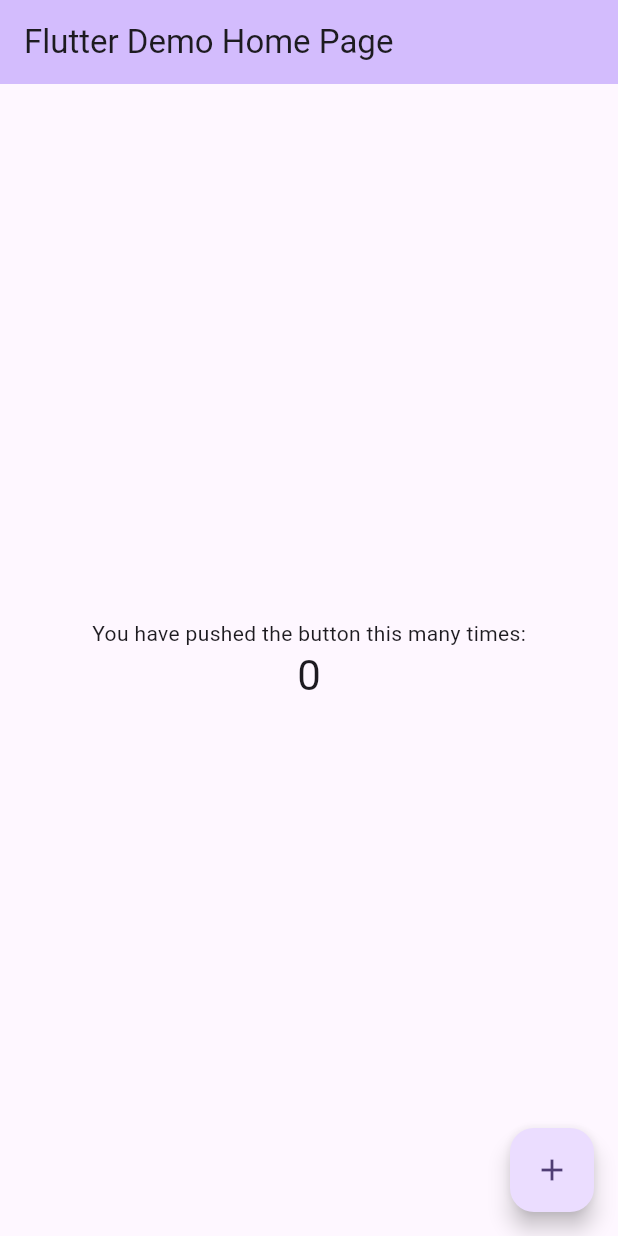
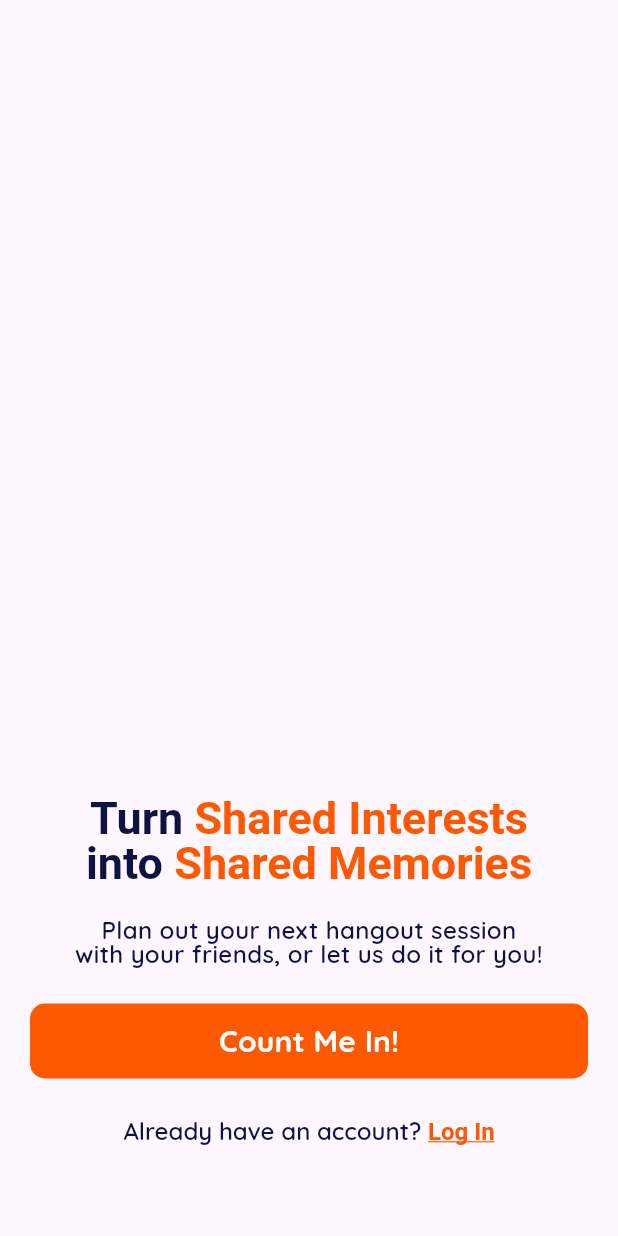
Before and after one commit to JGEPT/LechePlan, a Flutter app: the screen it shows after launch, on a phone screen of 412 x 824 dp. Run offline on Flutter 3.47's test engine with Material 3 defaults, Android fonts, the phone set to English and light mode, and no system bars; our stand-ins replace go_router.

Commit message:
added homepage, added custom button class, added colors

```diff
--- a/lecheplan/lib/main.dart
+++ b/lecheplan/lib/main.dart
@@ -1,122 +1,38 @@
 import 'package:flutter/material.dart';
+import 'package:go_router/go_router.dart';
+
+//page improrts
+import 'package:lecheplan/screens/startSetup/landingpage.dart';
 
 void main() {
-  runApp(const MyApp());
+  runApp(
+    MyApp()
+  );
 }
 
 class MyApp extends StatelessWidget {
-  const MyApp({super.key});
+  MyApp({super.key});
+
+  final GoRouter _router = GoRouter(
+    routes: [
+      //please rename home to landingpage
+      GoRoute(path: '/', builder: (context, state) => LandingPage()),
+    ],
+  );
 
   // This widget is the root of your application.
   @override
   Widget build(BuildContext context) {
-    return MaterialApp(
-      title: 'Flutter Demo',
+    return MaterialApp.router
+    (
+      title: 'BondLy',
       theme: ThemeData(
-        // This is the theme of your application.
-        //
-        // TRY THIS: Try running your application with "flutter run". You'll see
-        // the application has a purple toolbar. Then, without quitting the app,
-        // try changing the seedColor in the colorScheme below to Colors.green
-        // and then invoke "hot reload" (save your changes or press the "hot
-        // reload" button in a Flutter-supported IDE, or press "r" if you used
-        // the command line to start the app).
-        //
-        // Notice that the counter didn't reset back to zero; the application
-        // state is not lost during the reload. To reset the state, use hot
-        // restart instead.
-        //
-        // This works for code too, not just values: Most code changes can be
-        // tested with just a hot reload.
-        colorScheme: ColorScheme.fromSeed(seedColor: Colors.deepPurple),
+        fontFamily: 'Quicksand'
       ),
-      home: const MyHomePage(title: 'Flutter Demo Home Page'),
+
+      debugShowCheckedModeBanner: false,
+
+      routerConfig: _router,
     );
   }
 }
-
-class MyHomePage extends StatefulWidget {
-  const MyHomePage({super.key, required this.title});
-
-  // This widget is the home page of your application. It is stateful, meaning
-  // that it has a State object (defined below) that contains fields that affect
-  // how it looks.
-
-  // This class is the configuration for the state. It holds the values (in this
-  // case the title) provided by the parent (in this case the App widget) and
-  // used by the build method of the State. Fields in a Widget subclass are
-  // always marked "final".
-
-  final String title;
-
-  @override
-  State<MyHomePage> createState() => _MyHomePageState();
-}
-
-class _MyHomePageState extends State<MyHomePage> {
-  int _counter = 0;
-
-  void _incrementCounter() {
-    setState(() {
-      // This call to setState tells the Flutter framework that something has
-      // changed in this State, which causes it to rerun the build method below
-      // so that the display can reflect the updated values. If we changed
-      // _counter without calling setState(), then the build method would not be
-      // called again, and so nothing would appear to happen.
-      _counter++;
-    });
-  }
-
-  @override
-  Widget build(BuildContext context) {
-    // This method is rerun every time setState is called, for instance as done
-    // by the _incrementCounter method above.
-    //
-    // The Flutter framework has been optimized to make rerunning build methods
-    // fast, so that you can just rebuild anything that needs updating rather
-    // than having to individually change instances of widgets.
-    return Scaffold(
-      appBar: AppBar(
-        // TRY THIS: Try changing the color here to a specific color (to
-        // Colors.amber, perhaps?) and trigger a hot reload to see the AppBar
-        // change color while the other colors stay the same.
-        backgroundColor: Theme.of(context).colorScheme.inversePrimary,
-        // Here we take the value from the MyHomePage object that was created by
-        // the App.build method, and use it to set our appbar title.
-        title: Text(widget.title),
-      ),
-      body: Center(
-        // Center is a layout widget. It takes a single child and positions it
-        // in the middle of the parent.
-        child: Column(
-          // Column is also a layout widget. It takes a list of children and
-          // arranges them vertically. By default, it sizes itself to fit its
-          // children horizontally, and tries to be as tall as its parent.
-          //
-          // Column has various properties to control how it sizes itself and
-          // how it positions its children. Here we use mainAxisAlignment to
-          // center the children vertically; the main axis here is the vertical
-          // axis because Columns are vertical (the cross axis would be
-          // horizontal).
-          //
-          // TRY THIS: Invoke "debug painting" (choose the "Toggle Debug Paint"
-          // action in the IDE, or press "p" in the console), to see the
-          // wireframe for each widget.
-          mainAxisAlignment: MainAxisAlignment.center,
-          children: <Widget>[
-            const Text('You have pushed the button this many times:'),
-            Text(
-              '$_counter',
-              style: Theme.of(context).textTheme.headlineMedium,
-            ),
-          ],
-        ),
-      ),
-      floatingActionButton: FloatingActionButton(
-        onPressed: _incrementCounter,
-        tooltip: 'Increment',
-        child: const Icon(Icons.add),
-      ), // This trailing comma makes auto-formatting nicer for build methods.
-    );
-  }
-}
--- /dev/null
+++ b/lecheplan/lib/screens/startSetup/landingpage.dart
@@ -0,0 +1,116 @@
+import 'package:flutter/material.dart';
+import 'package:flutter/gestures.dart';
+import 'package:go_router/go_router.dart';
+import 'package:lecheplan/providers/theme_provider.dart';
+
+//widget imports
+import 'package:lecheplan/widgets/custom_filledbutton.dart';
+
+class LandingPage extends StatelessWidget {
+  const LandingPage({super.key});
+
+  @override
+  Widget build(BuildContext context) {
+    return Scaffold(
+      body: Container(
+        width: double.infinity,
+        padding: EdgeInsets.all(20),
+        child: Column(
+          mainAxisAlignment: MainAxisAlignment.end,
+          crossAxisAlignment: CrossAxisAlignment.center,
+          children: [
+            // HEADER TEXT
+            RichText(
+              textAlign: TextAlign.center,
+              text: TextSpan(
+                style: TextStyle(
+                  fontFamily: 'Quicksand',
+                  fontWeight: FontWeight.w700,
+                  fontSize: 30,
+                  height: 1.0,
+                ),
+                children: [
+                  TextSpan(
+                    text: "Turn ",
+                    style: TextStyle(color: darktextColor),
+                  ),
+                  TextSpan(
+                    text: "Shared Interests",
+                    style: TextStyle(color: orangeAccentColor),
+                  ),
+                  TextSpan(
+                    text: "\ninto ",
+                    style: TextStyle(color: darktextColor),
+                  ),
+                  TextSpan(
+                    text: "Shared Memories",
+                    style: TextStyle(color: orangeAccentColor),
+                  ),
+                ],
+              ),
+            ),
+
+            SizedBox(height: 20),
+
+            // SUB HEADER TEXT
+            Text(
+              "Plan out your next hangout session \nwith your friends, or let us do it for you!",
+              textAlign: TextAlign.center,
+              style: TextStyle(
+                fontSize: 16,
+                fontWeight: FontWeight.w600,
+                color: darktextColor.withValues(alpha: (255 * 0.05)),
+                height: 1.0,
+              ),
+            ),
+
+            SizedBox(height: 25),
+
+            Customfilledbutton(
+              buttonHeight: 50,
+              buttonWidth: double.infinity,
+              buttonFillColor: orangeAccentColor,
+              buttonRadius: 10,
+              textColor: Colors.white,
+              buttonLabel: "Count Me In!",
+              pressAction: () {},
+            ),
+
+            SizedBox(height: 25),
+
+            RichText(
+              text: TextSpan(
+                text: "Already have an account? ",
+                style: TextStyle(
+                  fontFamily: 'Quicksand',
+                  color: darktextColor,
+                  fontSize: 16,
+                  fontWeight: FontWeight.w600,
+                ),
+
+                children: [
+                  TextSpan(
+                    text: "Log In",
+                    style: TextStyle(
+                      decoration: TextDecoration.underline,
+                      color: orangeAccentColor,
+                      fontSize: 16,
+                      fontWeight: FontWeight.w700,
+                    ),
+                    recognizer: TapGestureRecognizer()
+                      ..onTap = () {
+                      context.go('/');
+                    }
+                  )
+                ]
+              )
+            ),
+
+            SizedBox(height: 40),
+
+          ],
+        ),
+      ),
+    );
+  }
+}
--- /dev/null
+++ b/lecheplan/lib/widgets/custom_filledbutton.dart
@@ -0,0 +1,54 @@
+import 'package:flutter/material.dart';
+
+class Customfilledbutton extends StatelessWidget{
+  const Customfilledbutton(
+    {
+      super.key,
+      required this.buttonHeight,
+      required this.buttonWidth,
+      required this.buttonFillColor,
+      required this.buttonRadius,
+      required this.textColor,
+      required this.buttonLabel,
+      required this.pressAction,
+    }
+  );
+
+  final double buttonHeight;
+  final double buttonWidth;
+  final Color buttonFillColor;
+  final double buttonRadius;
+  final Color textColor;
+  final String buttonLabel;
+  final VoidCallback pressAction;
+
+  @override
+  Widget build(BuildContext context) {
+    return Container(
+      width: buttonWidth,
+      height: buttonHeight,
+      decoration: BoxDecoration(
+        color: buttonFillColor,
+        borderRadius: BorderRadius.circular(buttonRadius),
+      ),
+
+      child: ElevatedButton(
+        onPressed: pressAction,
+        style: ElevatedButton.styleFrom(
+          backgroundColor: Colors.transparent,
+          shadowColor: Colors.transparent,
+          shape: RoundedRectangleBorder(borderRadius: BorderRadius.circular(buttonRadius)),
+        ),
+
+        child: Text(
+          buttonLabel,
+          style: TextStyle(
+            color: textColor,
+            fontSize: buttonHeight * 0.4,
+            fontWeight: FontWeight.w700,
+          ),
+        ),
+      )
+    );
+  }
+}
```
Also changed, not shown: lecheplan/pubspec.yaml (+16 -11 lines), lecheplan/assets/fonts/Quicksand-Bold.ttf (added), lecheplan/assets/fonts/Quicksand-Light.ttf (added), lecheplan/assets/fonts/Quicksand-Medium.ttf (added), lecheplan/assets/fonts/Quicksand-Regular.ttf (added), lecheplan/assets/fonts/Quicksand-SemiBold.ttf (added), lecheplan/pubspec.lock, 1 other file.
